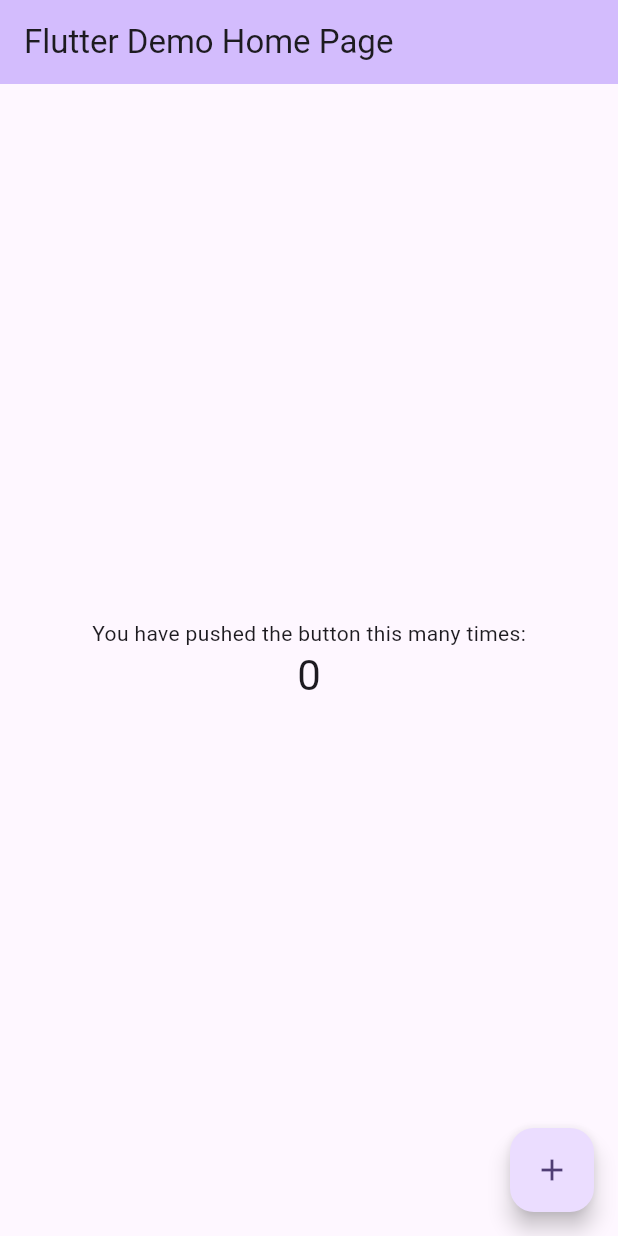
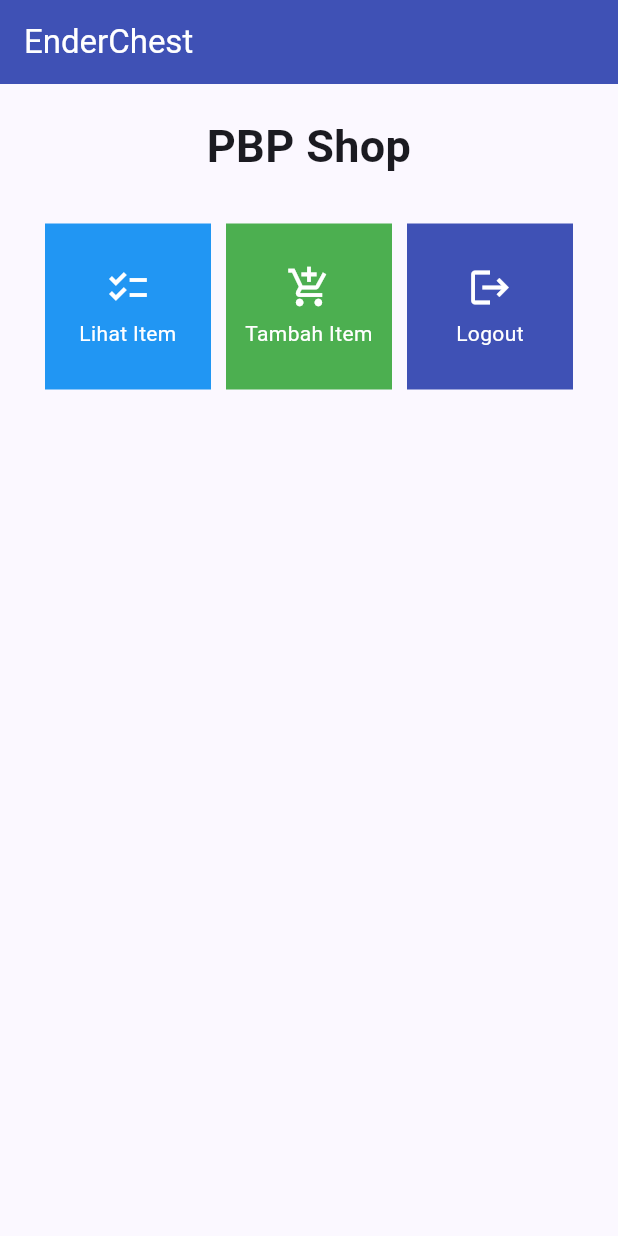
Before and after one commit to rafaeldewandaru/enderchest, a Flutter app: the screen it shows after launch, on a phone screen of 412 x 824 dp. Run offline on Flutter 3.47's test engine with Material 2 defaults, Android fonts, the phone set to English and light mode, and no system bars.

Commit message:
Progress tugas 7

```diff
--- a/lib/main.dart
+++ b/lib/main.dart
@@ -1,4 +1,5 @@
 import 'package:flutter/material.dart';
+import 'package:enderchest/menu.dart';
 
 void main() {
   runApp(const MyApp());
@@ -28,98 +29,10 @@
         //
         // This works for code too, not just values: Most code changes can be
         // tested with just a hot reload.
-        colorScheme: ColorScheme.fromSeed(seedColor: Colors.deepPurple),
+        colorScheme: ColorScheme.fromSeed(seedColor: Colors.indigo),
         useMaterial3: true,
       ),
-      home: const MyHomePage(title: 'Flutter Demo Home Page'),
+      home: MyHomePage(),
     );
   }
 }
-
-class MyHomePage extends StatefulWidget {
-  const MyHomePage({super.key, required this.title});
-
-  // This widget is the home page of your application. It is stateful, meaning
-  // that it has a State object (defined below) that contains fields that affect
-  // how it looks.
-
-  // This class is the configuration for the state. It holds the values (in this
-  // case the title) provided by the parent (in this case the App widget) and
-  // used by the build method of the State. Fields in a Widget subclass are
-  // always marked "final".
-
-  final String title;
-
-  @override
-  State<MyHomePage> createState() => _MyHomePageState();
-}
-
-class _MyHomePageState extends State<MyHomePage> {
-  int _counter = 0;
-
-  void _incrementCounter() {
-    setState(() {
-      // This call to setState tells the Flutter framework that something has
-      // changed in this State, which causes it to rerun the build method below
-      // so that the display can reflect the updated values. If we changed
-      // _counter without calling setState(), then the build method would not be
-      // called again, and so nothing would appear to happen.
-      _counter++;
-    });
-  }
-
-  @override
-  Widget build(BuildContext context) {
-    // This method is rerun every time setState is called, for instance as done
-    // by the _incrementCounter method above.
-    //
-    // The Flutter framework has been optimized to make rerunning build methods
-    // fast, so that you can just rebuild anything that needs updating rather
-    // than having to individually change instances of widgets.
-    return Scaffold(
-      appBar: AppBar(
-        // TRY THIS: Try changing the color here to a specific color (to
-        // Colors.amber, perhaps?) and trigger a hot reload to see the AppBar
-        // change color while the other colors stay the same.
-        backgroundColor: Theme.of(context).colorScheme.inversePrimary,
-        // Here we take the value from the MyHomePage object that was created by
-        // the App.build method, and use it to set our appbar title.
-        title: Text(widget.title),
-      ),
-      body: Center(
-        // Center is a layout widget. It takes a single child and positions it
-        // in the middle of the parent.
-        child: Column(
-          // Column is also a layout widget. It takes a list of children and
-          // arranges them vertically. By default, it sizes itself to fit its
-          // children horizontally, and tries to be as tall as its parent.
-          //
-          // Column has various properties to control how it sizes itself and
-          // how it positions its children. Here we use mainAxisAlignment to
-          // center the children vertically; the main axis here is the vertical
-          // axis because Columns are vertical (the cross axis would be
-          // horizontal).
-          //
-          // TRY THIS: Invoke "debug painting" (choose the "Toggle Debug Paint"
-          // action in the IDE, or press "p" in the console), to see the
-          // wireframe for each widget.
-          mainAxisAlignment: MainAxisAlignment.center,
-          children: <Widget>[
-            const Text(
-              'You have pushed the button this many times:',
-            ),
-            Text(
-              '$_counter',
-              style: Theme.of(context).textTheme.headlineMedium,
-            ),
-          ],
-        ),
-      ),
-      floatingActionButton: FloatingActionButton(
-        onPressed: _incrementCounter,
-        tooltip: 'Increment',
-        child: const Icon(Icons.add),
-      ), // This trailing comma makes auto-formatting nicer for build methods.
-    );
-  }
-}
--- /dev/null
+++ b/lib/menu.dart
@@ -0,0 +1,115 @@
+import 'package:flutter/material.dart';
+
+class ShopItem {
+  final String name;
+  final IconData icon;
+  final Color color;
+
+  ShopItem(this.name, this.icon, this.color);
+}
+
+
+
+class ShopCard extends StatelessWidget {
+  final ShopItem item;
+
+  const ShopCard(this.item, {super.key});
+
+  @override
+  Widget build(BuildContext context) {
+    return Material(
+      color: item.color, // Use the specified color
+      child: InkWell(
+        onTap: () {
+          ScaffoldMessenger.of(context)
+            ..hideCurrentSnackBar()
+            ..showSnackBar(SnackBar(
+              content: Text("Kamu telah menekan tombol ${item.name}!"),
+            ));
+        },
+        child: Container(
+          padding: const EdgeInsets.all(8),
+          child: Center(
+            child: Column(
+              mainAxisAlignment: MainAxisAlignment.center,
+              children: [
+                Icon(
+                  item.icon,
+                  color: Colors.white,
+                  size: 30.0,
+                ),
+                const Padding(padding: EdgeInsets.all(3)),
+                Text(
+                  item.name,
+                  textAlign: TextAlign.center,
+                  style: const TextStyle(color: Colors.white),
+                ),
+              ],
+            ),
+          ),
+        ),
+      ),
+    );
+  }
+}
+
+class MyHomePage extends StatelessWidget {
+    MyHomePage({Key? key}) : super(key: key);
+
+    final List<ShopItem> items = [
+    ShopItem("Lihat Item", Icons.checklist, Colors.blue), // Specify different colors
+    ShopItem("Tambah Item", Icons.add_shopping_cart, Colors.green),
+    ShopItem("Logout", Icons.logout, Colors.indigo),
+];
+
+
+    @override
+    Widget build(BuildContext context) {
+        return Scaffold(
+      appBar: AppBar(
+        title: const Text(
+          'EnderChest',
+        ),
+        backgroundColor: Colors.indigo,
+        foregroundColor: Colors.white,
+      ),
+      body: SingleChildScrollView(
+        // Widget wrapper yang dapat discroll
+        child: Padding(
+          padding: const EdgeInsets.all(10.0), // Set padding dari halaman
+          child: Column(
+            // Widget untuk menampilkan children secara vertikal
+            children: <Widget>[
+              const Padding(
+                padding: EdgeInsets.only(top: 10.0, bottom: 10.0),
+                // Widget Text untuk menampilkan tulisan dengan alignment center dan style yang sesuai
+                child: Text(
+                  'PBP Shop', // Text yang menandakan toko
+                  textAlign: TextAlign.center,
+                  style: TextStyle(
+                    fontSize: 30,
+                    fontWeight: FontWeight.bold,
+                  ),
+                ),
+              ),
+              // Grid layout
+              GridView.count(
+                // Container pada card kita.
+                primary: true,
+                padding: const EdgeInsets.all(20),
+                crossAxisSpacing: 10,
+                mainAxisSpacing: 10,
+                crossAxisCount: 3,
+                shrinkWrap: true,
+                children: items.map((ShopItem item) {
+                  // Iterasi untuk setiap item
+                  return ShopCard(item);
+                }).toList(),
+              ),
+            ],
+          ),
+        ),
+      ),
+    );
+    }
+}
```
